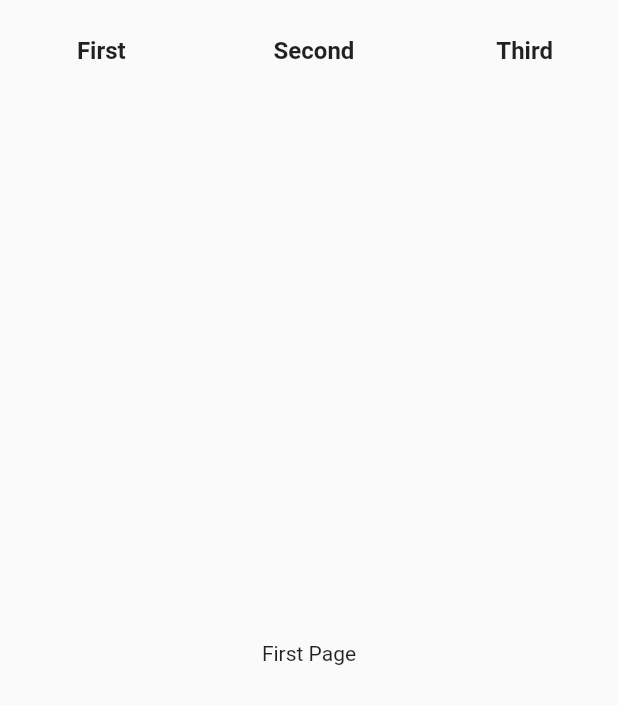
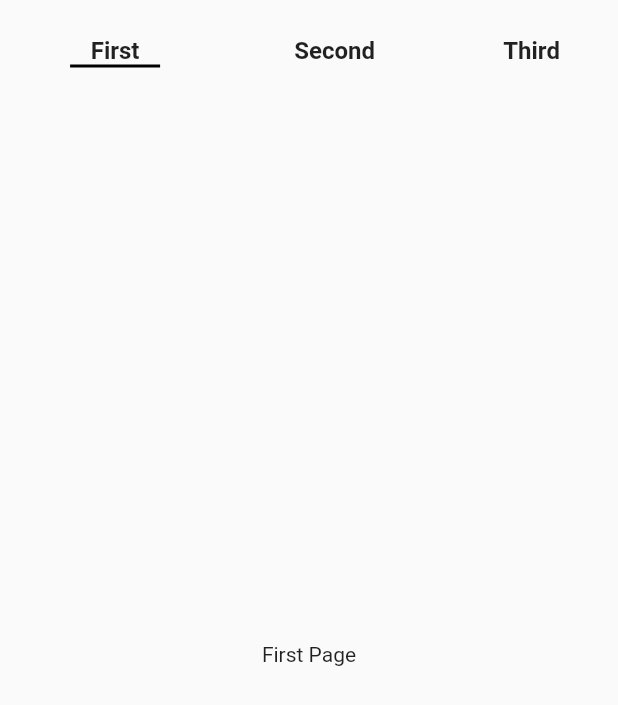
Before and after one commit to Abhishek-165/Flutter_Animations, a Flutter app: the TabSliderAnimation screen opened directly, on a phone screen of 412 x 824 dp. Shown: the top 705 px of the screen. Run offline on Flutter 3.47's test engine with Material 2 defaults, Android fonts, the phone set to English and light mode, and no system bars.

Commit message:
transform container added

```diff
--- a/lib/screens/tab_slider_animation.dart
+++ b/lib/screens/tab_slider_animation.dart
@@ -51,10 +51,25 @@ class _TabSliderAnimationState extends State<TabSliderAnimation> {
                           onTap: () {
                             _onItemTapped(index);
                           },
-                          child: Text(
-                            pageTitle[index],
-                            style: const TextStyle(
-                                fontWeight: FontWeight.bold, fontSize: 16),
+                          child: Column(
+                            mainAxisSize: MainAxisSize.min,
+                            children: [
+                              Text(
+                                pageTitle[index],
+                                style: const TextStyle(
+                                    fontWeight: FontWeight.bold, fontSize: 16),
+                              ),
+                              pageIndex == index
+                                  ? Container(
+                                      width: 60,
+                                      height: 2,
+                                      decoration: const BoxDecoration(
+                                          color: Colors.black),
+                                    )
+                                  : const SizedBox(
+                                      height: 2,
+                                    )
+                            ],
                           )),
                     )),
           ),
```
Also changed, not shown: lib/screens/transform_container.dart (added, +86 -0 lines).
